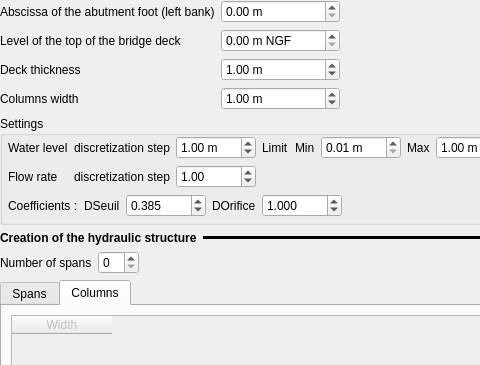
Above: ui/structures/ui_orifice_pc.ui from Artelia/Mascaret before the change; both pictures show x 0 to 480 and y 0 to 365 of the 641 by 679 pixel window. Below: the same form after it.
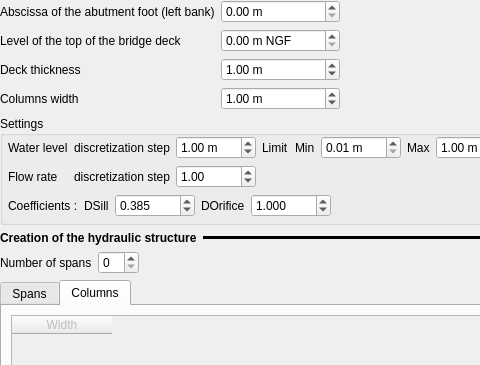
That is the form after the change.

Patch:
```diff
--- a/ui/structures/ui_orifice_pc.ui
+++ b/ui/structures/ui_orifice_pc.ui
@@ -329,7 +329,7 @@
         <item>
          <widget class="QLabel" name="label_36">
           <property name="text">
-           <string>DSeuil</string>
+           <string>DSill</string>
           </property>
          </widget>
         </item>
```
Left out of the diff: 2 changed lines with no effect on the pictures.
